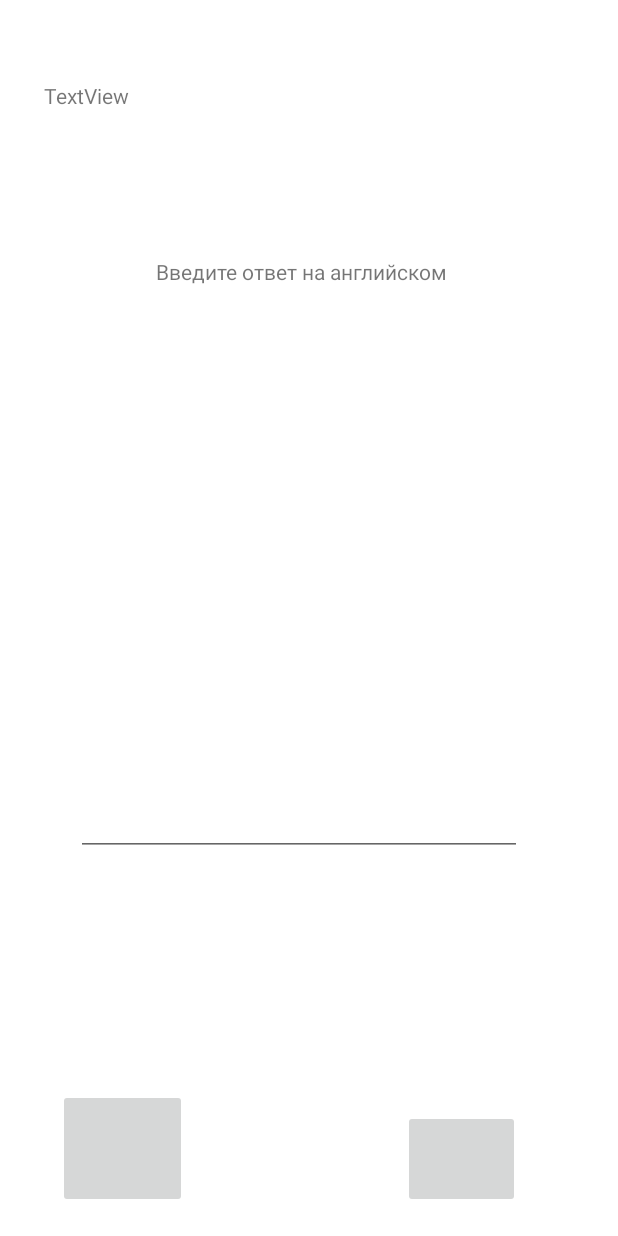
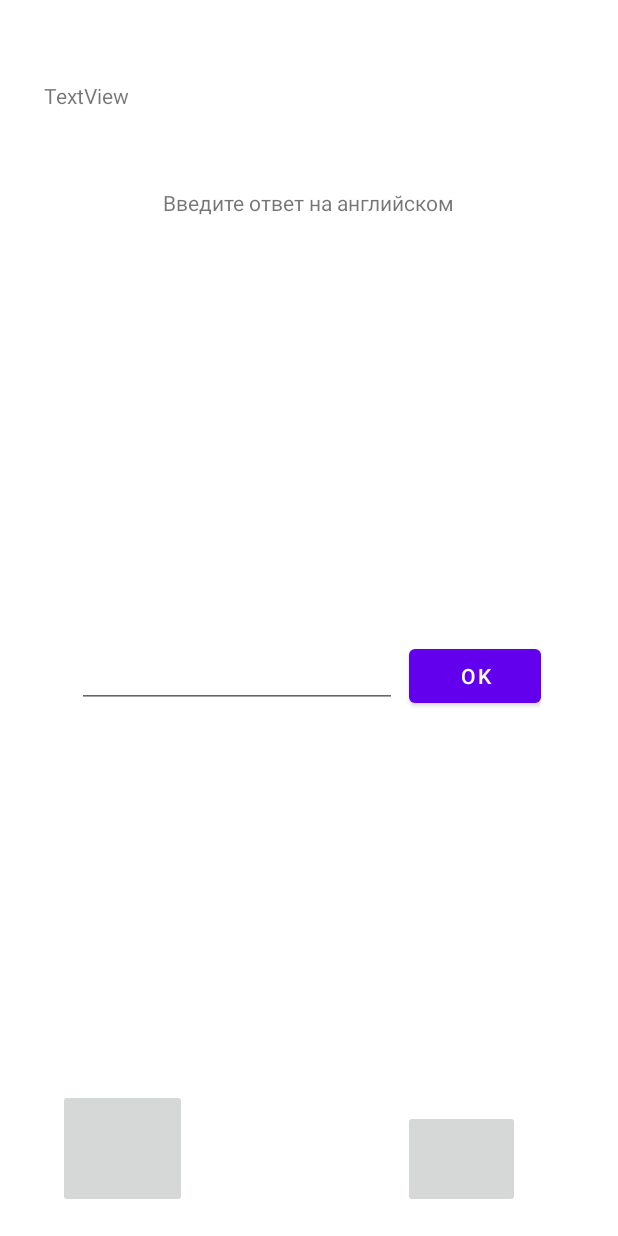
Before and after one commit to RimaMashiro/RimAndroidEng, an Android app: the fragment ExerciseFirstFragment placed in its activity, on a phone screen of 412 x 824 dp. Run offline under Robolectric (Android 15) with nearby library versions, the phone set to English and light mode, and no system bars; our stand-ins replace Dagger/Hilt's generated code, Firebase (no records; nobody signed in at launch, a user with empty details on screens opened directly); 10 statements that could not run were skipped.

```diff
--- a/app/src/main/java/com/example/eng/data/DataManager.java
+++ b/app/src/main/java/com/example/eng/data/DataManager.java
@@ -63,9 +63,9 @@ public class DataManager {
 
     public ArrayList<Exercise> getExerciseList() {
         ArrayList<Exercise> exercises = new ArrayList<>();
-        String[] wordEn1 = new String[]{"bird", "heaven", "eag", "card", "cat"};//слва к которым нужно найти перевод
+        String[] wordEn1 = new String[]{"bird", "heaven", "egg", "card", "cat"};//слва к которым нужно найти перевод
         String[] wordRu1 = new String[]{"птица", "небо", "яйцо", "карта", "кошка"};
-        String[] wordEngEx1 = new String[]{"bird", "heaven", "eag", "card", "cat", "bird", "heaven", "eag", "card", "cat", "bird", "heaven", "eag", "card", "cat", "bird", "heaven"};
+        String[] wordEngEx1 = new String[]{"bird", "heaven", "egg", "card", "cat", "bird", "heaven", "egg", "card", "cat", "bird", "heaven", "egg", "card", "cat", "bird", "heaven"};
         String[] wordRusEx1 = new String[]{"птица", "небо", "яйцо", "карта", "кошка", "птица", "небо", "яйцо", "карта", "кошка", "птица", "яйцо", "карта", "кошка", "птица", "небо", "яйцо", "карта", "кошка", "небо"};
         List<String> wordEnglish1 = Arrays.asList(wordEn1);
         List<String> wordRussian1 = Arrays.asList(wordRu1);
--- a/app/src/main/java/com/example/eng/ui/exercisefirst/ExerciseFirstFragment.java
+++ b/app/src/main/java/com/example/eng/ui/exercisefirst/ExerciseFirstFragment.java
@@ -36,6 +36,7 @@ public class ExerciseFirstFragment extends Fragment {
         viewModel.setTopicName(topicName);
 
         initButtonTopics();
+        initButtonAnswer();
         initButtonTasks();
         initNavigationToTopicSelectionFragment();
         initNavigationToSelectionTask();
@@ -46,8 +47,7 @@ public class ExerciseFirstFragment extends Fragment {
         initButtonFourthAnswer();
         initGetArg();
         initGetImgId();
-        initTrueAnswerShowing();
-        initFalseAnswerShowing();
+        initAnswerResultShowing();
     }
 
 
@@ -66,6 +66,10 @@ public class ExerciseFirstFragment extends Fragment {
                 viewModel.onAnswerChanged(editable.toString());
             }
         });
+    }
+
+    private void initButtonAnswer() {
+        binding.buttonAnswer.setOnClickListener(view -> viewModel.onButtonAnswer());
     }
 
     private void initButtonFirstAnswer() {
@@ -120,17 +124,11 @@ public class ExerciseFirstFragment extends Fragment {
         });
     }
 
-    private void initTrueAnswerShowing() {
-        viewModel.showTrueAnswer.observe(getViewLifecycleOwner(), aBoolean -> {
+    private void initAnswerResultShowing() {
+        viewModel.showAnswerResult.observe(getViewLifecycleOwner(), aBoolean -> {
             if (aBoolean) {
                 Snackbar.make(requireView(), getString(R.string.trueAnswer), Snackbar.LENGTH_SHORT).show();
-            }
-        });
-    }
-
-    private void initFalseAnswerShowing() {
-        viewModel.showTrueAnswer.observe(getViewLifecycleOwner(), aBoolean -> {
-            if (aBoolean) {
+            } else {
                 Snackbar.make(requireView(), getString(R.string.falseAnswer), Snackbar.LENGTH_SHORT).show();
             }
         });
--- a/app/src/main/java/com/example/eng/ui/exercisefirst/ExerciseRepository.java
+++ b/app/src/main/java/com/example/eng/ui/exercisefirst/ExerciseRepository.java
@@ -24,7 +24,7 @@ public class ExerciseRepository {
         HashMap<String, Integer> hashMap = new HashMap<>();
         hashMap.put("bird", R.drawable.bird);
         hashMap.put("cat", R.drawable.cat);
-        hashMap.put("eag", R.drawable.eag);
+        hashMap.put("egg", R.drawable.eag);
         hashMap.put("card", R.drawable.card);
         hashMap.put("heaven", R.drawable.heaven);
         return hashMap;
--- a/app/src/main/res/layout/fragment_exercise_first.xml
+++ b/app/src/main/res/layout/fragment_exercise_first.xml
@@ -22,6 +22,7 @@
         android:layout_width="match_parent"
         android:layout_height="match_parent"
         android:visibility="gone">
+
         <Button
             android:id="@+id/fourthAnswerEng"
             android:layout_width="wrap_content"
@@ -74,59 +75,61 @@
             android:id="@+id/textView7"
             android:layout_width="31dp"
             android:layout_height="39dp"
-        android:text="TextView"
             app:layout_constraintBottom_toBottomOf="parent"
             app:layout_constraintEnd_toEndOf="parent"
             app:layout_constraintStart_toStartOf="parent"
             app:layout_constraintTop_toTopOf="parent"
-        app:layout_constraintVertical_bias="0.348" />
+            app:layout_constraintVertical_bias="0.348"
+            tools:text="TextView" />
     </androidx.constraintlayout.widget.ConstraintLayout>
 
     <androidx.constraintlayout.widget.ConstraintLayout
         android:layout_width="match_parent"
-        android:layout_height="match_parent"
-        >
+        android:layout_height="match_parent">
+
+        <LinearLayout
+            android:layout_width="wrap_content"
+            android:layout_height="wrap_content"
+            android:layout_marginStart="16dp"
+            android:layout_marginTop="16dp"
+            android:layout_marginEnd="16dp"
+            app:layout_constraintEnd_toEndOf="parent"
+            app:layout_constraintStart_toStartOf="parent"
+            app:layout_constraintTop_toBottomOf="@+id/imageViewExercise1">
 
             <EditText
                 android:id="@+id/answer"
-            android:layout_width="297dp"
-            android:layout_height="64dp"
-            android:ems="10"
-            android:inputType=""
-            app:layout_constraintBottom_toBottomOf="parent"
-            app:layout_constraintEnd_toEndOf="parent"
-            app:layout_constraintHorizontal_bias="0.442"
-            app:layout_constraintStart_toStartOf="parent"
-            app:layout_constraintTop_toTopOf="parent"
-            app:layout_constraintVertical_bias="0.667" />
+                android:layout_width="wrap_content"
+                android:layout_height="wrap_content"
+                android:ems="10" />
+
+            <Button
+                android:id="@+id/buttonAnswer"
+                android:layout_width="wrap_content"
+                android:layout_height="wrap_content"
+                android:layout_marginStart="8dp"
+                android:text="@string/ok" />
+        </LinearLayout>
 
         <TextView
             android:id="@+id/textView2"
             android:layout_width="wrap_content"
             android:layout_height="wrap_content"
-            android:layout_marginStart="172dp"
             android:layout_marginTop="125dp"
-            android:layout_marginEnd="181dp"
-            android:layout_marginBottom="587dp"
             android:text="@string/enter_answer"
-            app:layout_constraintBottom_toBottomOf="parent"
             app:layout_constraintEnd_toEndOf="parent"
             app:layout_constraintStart_toStartOf="parent"
             app:layout_constraintTop_toTopOf="parent" />
 
-
         <ImageView
             android:id="@+id/imageViewExercise1"
-            android:layout_width="wrap_content"
-            android:layout_height="wrap_content"
-            android:layout_marginStart="122dp"
-            android:layout_marginEnd="161dp"
-            app:layout_constraintBottom_toBottomOf="parent"
+            android:layout_width="250dp"
+            android:layout_height="250dp"
+            android:layout_marginTop="16dp"
             app:layout_constraintEnd_toEndOf="parent"
-            app:layout_constraintHorizontal_bias="0.0"
+            app:layout_constraintHorizontal_bias="0.496"
             app:layout_constraintStart_toStartOf="parent"
-            app:layout_constraintTop_toTopOf="parent"
-            app:layout_constraintVertical_bias="0.368"
+            app:layout_constraintTop_toBottomOf="@+id/textView2"
             tools:srcCompat="@tools:sample/avatars" />
 
     </androidx.constraintlayout.widget.ConstraintLayout>
@@ -134,11 +137,11 @@
     <androidx.constraintlayout.widget.ConstraintLayout
         android:layout_width="match_parent"
         android:layout_height="0dp"
+        android:visibility="gone"
         app:layout_constraintBottom_toBottomOf="parent"
         app:layout_constraintEnd_toEndOf="parent"
         app:layout_constraintStart_toStartOf="parent"
-        app:layout_constraintTop_toTopOf="parent"
-        android:visibility="gone">
+        app:layout_constraintTop_toTopOf="parent">
 
         <TextView
             android:id="@+id/textViewWord"
--- a/app/src/main/res/values/strings.xml
+++ b/app/src/main/res/values/strings.xml
@@ -23,4 +23,5 @@
     <string name="trueAnswer">Правильно</string>
     <string name="falseAnswer">Неправильно</string>
     <string name="result_pattern">%1$s/8</string>
+    <string name="ok">Ok</string>
 </resources>
```
Also changed, not shown: app/src/main/java/com/example/eng/ui/exercisefirst/ExerciseFirstViewModel.java (+15 -12 lines). Lines whose indentation alone changed are shown as unchanged.
